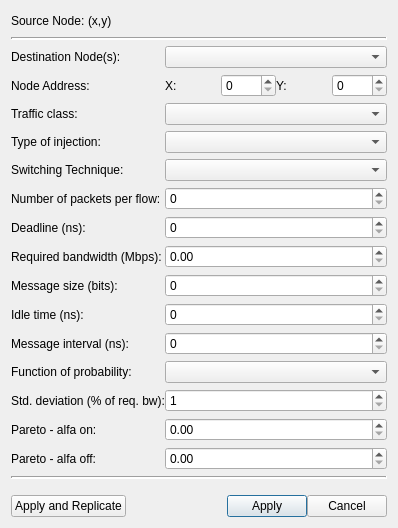
Old version of the form RS/forms/TrafficConfigurationDialog.ui in the repository leds-lab/redscarf.
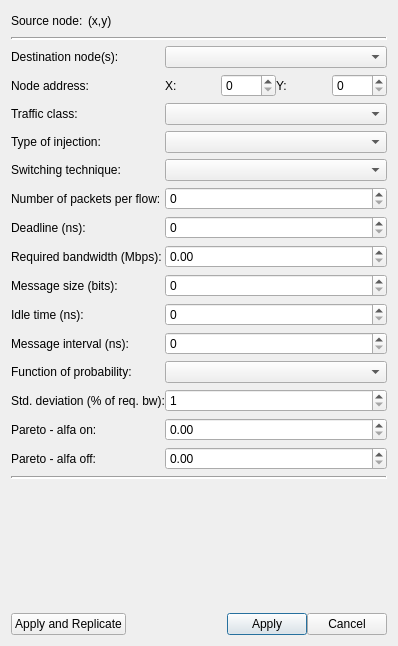
New version of the form.

```diff
--- a/RS/forms/TrafficConfigurationDialog.ui
+++ b/RS/forms/TrafficConfigurationDialog.ui
@@ -10,7 +10,7 @@
     <x>0</x>
     <y>0</y>
     <width>398</width>
-    <height>528</height>
+    <height>646</height>
    </rect>
   </property>
   <property name="locale">
@@ -51,7 +51,7 @@
      <item row="3" column="0">
       <widget class="QLabel" name="labelNodeAddress">
        <property name="text">
-        <string>Node Address: </string>
+        <string>Node address: </string>
        </property>
       </widget>
      </item>
@@ -173,7 +173,7 @@
           <string>Indicates the source node in position X and position Y in network</string>
          </property>
          <property name="text">
-          <string>Source Node:</string>
+          <string>Source node:</string>
          </property>
         </widget>
        </item>
@@ -196,7 +196,7 @@
      <item row="2" column="0">
       <widget class="QLabel" name="labelDestinationNode">
        <property name="text">
-        <string>Destination Node(s):</string>
+        <string>Destination node(s):</string>
        </property>
       </widget>
      </item>
@@ -393,7 +393,7 @@
      <item row="6" column="0">
       <widget class="QLabel" name="labelSwitchingTechnique">
        <property name="text">
-        <string>Switching Technique:</string>
+        <string>Switching technique:</string>
        </property>
       </widget>
      </item>
```
